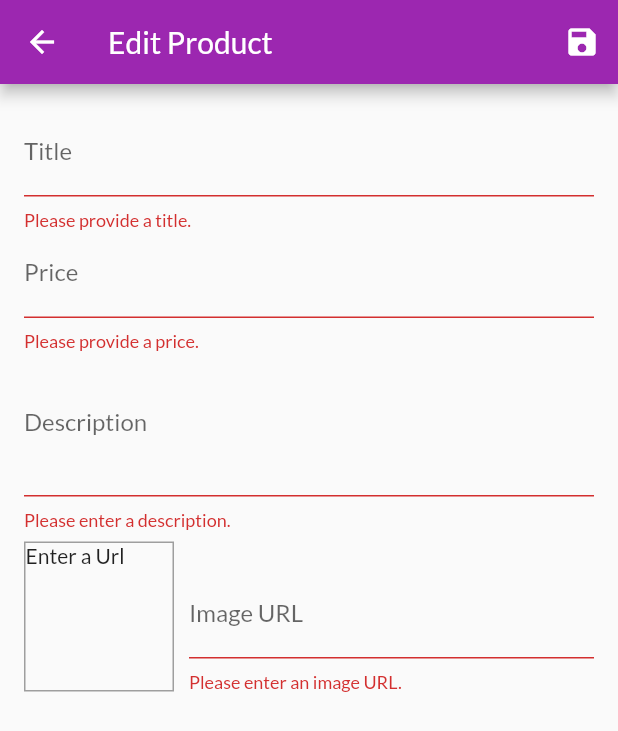
After one commit to Strevino2/shop-app, a Flutter app: the EditProductScreen screen opened by its route, after a tap on the "save" icon, on a phone screen of 412 x 824 dp. The commit adds this screen. Shown: the top 731 px of the screen. Run offline on Flutter 3.47's test engine with Material 2 defaults, Android fonts, the phone set to English and light mode, and no system bars; network calls fail.

Commit message:
added database and server using firebase

```diff
--- a/lib/main.dart
+++ b/lib/main.dart
@@ -5,6 +5,8 @@ import './screens/cart_screen.dart';
 import './screens/products_overview_screen.dart';
 import './screens/product_detail_screen.dart';
 import './screens/orders_screen.dart';
+import './screens/user_products_screen.dart';
+import './screens/edit_product_screen.dart';
 import './providers/products.dart';
 import './providers/cart.dart';
 import './providers/orders.dart';
@@ -31,6 +33,7 @@ class MyApp extends StatelessWidget {
         theme: ThemeData(
           appBarTheme: AppBarTheme(color: Colors.purple),
           primarySwatch: Colors.purple,
+          primaryColor: Colors.purple,
           colorScheme:
               ColorScheme.fromSwatch().copyWith(secondary: Colors.deepOrange),
           fontFamily: 'Lato',
@@ -40,6 +43,8 @@ class MyApp extends StatelessWidget {
           ProductDetailScreen.routeName: (ctx) => ProductDetailScreen(),
           CartScreen.routeName: (ctx) => CartScreen(),
           OrdersScreen.routeName: (ctx) => OrdersScreen(),
+          UserProductsScreen.routeName: (ctx) => UserProductsScreen(),
+          EditProductScreen.routeName: (ctx) => EditProductScreen(),
         },
       ),
     );
--- /dev/null
+++ b/lib/models/http_exception.dart
@@ -0,0 +1,11 @@
+class HttpException implements Exception {
+  final String message;
+
+  HttpException(this.message);
+
+  @override
+  String toString() {
+    return message;
+    // return super.toString(); // Instance of HttpException
+  }
+}
--- a/lib/providers/products.dart
+++ b/lib/providers/products.dart
@@ -1,42 +1,46 @@
+import 'dart:convert';
+
 import 'package:flutter/cupertino.dart';
 import 'package:flutter/material.dart';
+import 'package:http/http.dart' as http;
 
 import './product.dart';
+import '../models/http_exception.dart';
 
 class Products with ChangeNotifier {
   List<Product> _items = [
-    Product(
-      id: 'p1',
-      title: 'Red Shirt',
-      description: 'A red shirt - it is pretty red!',
-      price: 29.99,
-      imageUrl:
-          'https://cdn.pixabay.com/photo/2016/10/02/22/17/red-t-shirt-1710578_1280.jpg',
-    ),
-    Product(
-      id: 'p2',
-      title: 'Trousers',
-      description: 'A nice pair of trousers.',
-      price: 59.99,
-      imageUrl:
-          'https://upload.wikimedia.org/wikipedia/commons/thumb/e/e8/Trousers%2C_dress_%28AM_1960.022-8%29.jpg/512px-Trousers%2C_dress_%28AM_1960.022-8%29.jpg',
-    ),
-    Product(
-      id: 'p3',
-      title: 'Yellow Scarf',
-      description: 'Warm and cozy - exactly what you need for the winter.',
-      price: 19.99,
-      imageUrl:
-          'https://live.staticflickr.com/4043/4438260868_cc79b3369d_z.jpg',
-    ),
-    Product(
-      id: 'p4',
-      title: 'A Pan',
-      description: 'Prepare any meal you want.',
-      price: 49.99,
-      imageUrl:
-          'https://upload.wikimedia.org/wikipedia/commons/thumb/1/14/Cast-Iron-Pan.jpg/1024px-Cast-Iron-Pan.jpg',
-    ),
+    // Product(
+    //   id: 'p1',
+    //   title: 'Red Shirt',
+    //   description: 'A red shirt - it is pretty red!',
+    //   price: 29.99,
+    //   imageUrl:
+    //       'https://cdn.pixabay.com/photo/2016/10/02/22/17/red-t-shirt-1710578_1280.jpg',
+    // ),
+    // Product(
+    //   id: 'p2',
+    //   title: 'Trousers',
+    //   description: 'A nice pair of trousers.',
+    //   price: 59.99,
+    //   imageUrl:
+    //       'https://upload.wikimedia.org/wikipedia/commons/thumb/e/e8/Trousers%2C_dress_%28AM_1960.022-8%29.jpg/512px-Trousers%2C_dress_%28AM_1960.022-8%29.jpg',
+    // ),
+    // Product(
+    //   id: 'p3',
+    //   title: 'Yellow Scarf',
+    //   description: 'Warm and cozy - exactly what you need for the winter.',
+    //   price: 19.99,
+    //   imageUrl:
+    //       'https://live.staticflickr.com/4043/4438260868_cc79b3369d_z.jpg',
+    // ),
+    // Product(
+    //   id: 'p4',
+    //   title: 'A Pan',
+    //   description: 'Prepare any meal you want.',
+    //   price: 49.99,
+    //   imageUrl:
+    //       'https://upload.wikimedia.org/wikipedia/commons/thumb/1/14/Cast-Iron-Pan.jpg/1024px-Cast-Iron-Pan.jpg',
+    // ),
   ];
   // var _showFavoritesOnly = false;
 
@@ -64,8 +68,91 @@ class Products with ChangeNotifier {
   //   _showFavoritesOnly = false;
   //   notifyListeners();
   // }
+  Future<void> fetchAndSetProducts() async {
+    final url = Uri.https(
+        'flutter-update-326e9-default-rtdb.firebaseio.com', '/products.json');
+    try {
+      final response = await http.get(url);
+      final extractedData = json.decode(response.body) as Map<String, dynamic>;
+      final List<Product> loadedProducts = [];
+      extractedData.forEach((prodId, prodData) {
+        loadedProducts.add(Product(
+          id: prodId,
+          title: prodData['title'],
+          description: prodData['description'],
+          price: prodData['price'],
+          imageUrl: prodData['imageUrl'],
+          isFavorite: prodData['isFavorite'],
+        ));
+      });
+      _items = loadedProducts;
+      notifyListeners();
+    } catch (error) {
+      throw (error);
+    }
+  }
 
-  void addProduct() {
+  Future<void> addProduct(Product product) async {
+    final url = Uri.https(
+        'flutter-update-326e9-default-rtdb.firebaseio.com', '/products.json');
+    try {
+      final res = await http.post(
+        url,
+        body: json.encode({
+          'title': product.title,
+          'description': product.description,
+          'imageUrl': product.imageUrl,
+          'price': product.price,
+          'isFavorite': product.isFavorite,
+        }),
+      );
+      final newProduct = Product(
+        title: product.title,
+        description: product.description,
+        price: product.price,
+        imageUrl: product.imageUrl,
+        id: json.decode(res.body)['name'],
+      );
+      _items.add(newProduct);
+      notifyListeners();
+    } catch (error) {
+      print(error);
+      throw error;
+    }
+  }
+
+  void updateProduct(String id, Product newProduct) async {
+    final prodIndex = _items.indexWhere((prod) => prod.id == id);
+    if (prodIndex >= 0) {
+      final url = Uri.https('flutter-update-326e9-default-rtdb.firebaseio.com',
+          '/products/$id.json');
+      await http.patch(url,
+          body: json.encode({
+            'title': newProduct.title,
+            'description': newProduct.description,
+            'imageUrl': newProduct.imageUrl,
+            'price': newProduct.price,
+          }));
+      _items[prodIndex] = newProduct;
+      notifyListeners();
+    } else {
+      print('...');
+    }
+  }
+
+  Future<void> deleteProduct(String id) async {
+    final url = Uri.https('flutter-update-326e9-default-rtdb.firebaseio.com',
+        '/products/$id.json');
+    final existingProductIndex = _items.indexWhere((prod) => prod.id == id);
+    var existingProduct = _items[existingProductIndex];
+    _items.removeAt(existingProductIndex);
     notifyListeners();
+    final response = await http.delete(url);
+    if (response.statusCode >= 400) {
+      _items.insert(existingProductIndex, existingProduct);
+      notifyListeners();
+      throw HttpException('Could not delete product.');
+    }
+    existingProduct = null;
   }
-}
+}s
--- /dev/null
+++ b/lib/screens/edit_product_screen.dart
@@ -0,0 +1,309 @@
+import 'package:flutter/material.dart';
+import 'package:provider/provider.dart';
+
+import '../providers/product.dart';
+import '../providers/products.dart';
+
+class EditProductScreen extends StatefulWidget {
+  static const routeName = '/edit-product';
+
+  @override
+  State<EditProductScreen> createState() => _EditProductScreenState();
+}
+
+class _EditProductScreenState extends State<EditProductScreen> {
+  final _imageUrlController = TextEditingController();
+  final _imageUrlFocusNode = FocusNode();
+  final _form = GlobalKey<FormState>();
+  var _editedProduct = Product(
+    id: null,
+    title: '',
+    description: '',
+    price: 0,
+    imageUrl: '',
+  );
+
+  var _initValues = {
+    'title': '',
+    'description': '',
+    'price': '',
+    'imageUrl': '',
+  };
+
+  var _isInit = true;
+  var _isLoading = false;
+
+  @override
+  void initState() {
+    _imageUrlFocusNode.addListener(_updateImageUrl);
+    super.initState();
+  }
+
+  @override
+  void didChangeDependencies() {
+    if (_isInit) {
+      final productId = ModalRoute.of(context).settings.arguments as String;
+      if (productId != null) {
+        _editedProduct =
+            Provider.of<Products>(context, listen: false).findById(productId);
+        _initValues = {
+          "title": _editedProduct.title,
+          "description": _editedProduct.description,
+          "price": _editedProduct.price.toString(),
+          // "imageUrl": _editedProduct.imageUrl,
+          'imageUrl': '',
+        };
+        _imageUrlController.text = _editedProduct.imageUrl;
+      }
+    }
+    _isInit = false;
+    super.didChangeDependencies();
+  }
+
+  @override
+  void dispose() {
+    _imageUrlFocusNode.removeListener(_updateImageUrl);
+    _imageUrlController.dispose();
+    _imageUrlFocusNode.dispose();
+    super.dispose();
+  }
+
+  void _updateImageUrl() {
+    if (!_imageUrlFocusNode.hasFocus) {
+      if ((!_imageUrlController.text.startsWith('http') &&
+              !_imageUrlController.text.startsWith('https')) ||
+          (!_imageUrlController.text.endsWith('.png') &&
+              !_imageUrlController.text.endsWith('.jpg') &&
+              !_imageUrlController.text.endsWith('.jpeg'))) {
+        return;
+      }
+      setState(() {});
+    }
+  }
+
+  Future<void> _saveForm() async {
+    final isValid = _form.currentState.validate();
+    if (!isValid) {
+      return;
+    }
+    _form.currentState.save();
+    setState(() {
+      _isLoading = true;
+    });
+    if (_editedProduct.id != null) {
+      await Provider.of<Products>(context, listen: false)
+          .updateProduct(_editedProduct.id, _editedProduct);
+      // // setState(() {
+      // //   _isLoading = false;
+      // // });
+      // Navigator.of(context).pop();
+    } else {
+      try {
+        await Provider.of<Products>(context, listen: false)
+            .addProduct(_editedProduct);
+      } catch (error) {
+        await showDialog<Null>(
+          context: context,
+          builder: (ctx) => AlertDialog(
+            title: Text('An error occured!'),
+            content: Text('Something went wrong!'),
+            actions: [
+              TextButton(
+                onPressed: () {
+                  Navigator.of(ctx).pop();
+                },
+                child: Text('Okay'),
+              )
+            ],
+          ),
+        );
+      }
+      // finally {
+      //   setState(() {
+      //     _isLoading = false;
+      //   });
+      //   Navigator.of(context).pop();
+      // }
+    }
+    setState(() {
+      _isLoading = false;
+    });
+    Navigator.of(context).pop();
+  }
+
+  @override
+  Widget build(BuildContext context) {
+    return Scaffold(
+      appBar: AppBar(
+        title: Text('Edit Product'),
+        actions: [IconButton(onPressed: _saveForm, icon: Icon(Icons.save))],
+      ),
+      body: _isLoading
+          ? Center(
+              child: CircularProgressIndicator(),
+            )
+          : Padding(
+              padding: const EdgeInsets.all(16.0),
+              child: Form(
+                key: _form,
+                child: SingleChildScrollView(
+                  child: Column(
+                    children: [
+                      TextFormField(
+                        initialValue: _initValues['title'],
+                        decoration: InputDecoration(labelText: 'Title'),
+                        textInputAction: TextInputAction.next,
+                        validator: (value) {
+                          if (value.isEmpty) {
+                            return 'Please provide a title.';
+                          }
+                          return null;
+                        },
+                        onSaved: (value) {
+                          _editedProduct = Product(
+                              title: value,
+                              description: _editedProduct.description,
+                              price: _editedProduct.price,
+                              imageUrl: _editedProduct.imageUrl,
+                              id: _editedProduct.id,
+                              isFavorite: _editedProduct.isFavorite);
+                        },
+                      ),
+                      TextFormField(
+                        initialValue: _initValues['price'],
+                        decoration: InputDecoration(labelText: 'Price'),
+                        textInputAction: TextInputAction.next,
+                        keyboardType: TextInputType.number,
+                        validator: (value) {
+                          if (value.isEmpty) {
+                            return 'Please provide a price.';
+                          }
+                          if (double.tryParse(value) == null) {
+                            return 'Please enter a valid number.';
+                          }
+                          if (double.parse(value) <= 0) {
+                            return 'Please enter a number greater than zero.';
+                          }
+                          return null;
+                        },
+                        onSaved: (value) {
+                          _editedProduct = Product(
+                              title: _editedProduct.title,
+                              description: _editedProduct.description,
+                              price: double.parse(value),
+                              imageUrl: _editedProduct.imageUrl,
+                              id: _editedProduct.id,
+                              isFavorite: _editedProduct.isFavorite);
+                        },
+                      ),
+                      TextFormField(
+                        initialValue: _initValues['description'],
+                        decoration: InputDecoration(labelText: 'Description'),
+                        maxLines: 3,
+                        keyboardType: TextInputType.multiline,
+                        validator: (value) {
+                          if (value.isEmpty) {
+                            return 'Please enter a description.';
+                          }
+                          if (value.length < 10) {
+                            return 'Should be at least 10 characters long.';
+                          }
+                          return null;
+                        },
+                        onSaved: (value) {
+                          _editedProduct = Product(
+                              title: _editedProduct.title,
+                              description: value,
+                              price: _editedProduct.price,
+                              imageUrl: _editedProduct.imageUrl,
+                              id: _editedProduct.id,
+                              isFavorite: _editedProduct.isFavorite);
+                        },
+                      ),
+                      Row(
+                        crossAxisAlignment: CrossAxisAlignment.end,
+                        children: [
+                          Container(
+                            width: 100,
+                            height: 100,
+                            margin: EdgeInsets.only(
+                              top: 8,
+                              right: 10,
+                            ),
+                            decoration: BoxDecoration(
+                              border: Border.all(
+                                width: 1,
+                                color: Colors.grey,
+                              ),
+                            ),
+                            child: _imageUrlController.text.isEmpty
+                                ? Text('Enter a Url')
+                                : FittedBox(
+                                    child: Image.network(
+                                      _imageUrlController.text,
+                                      fit: BoxFit.cover,
+                                    ),
+                                  ),
+                          ),
+                          Expanded(
+                            child: TextFormField(
+                              decoration:
+                                  InputDecoration(labelText: 'Image URL'),
+                              keyboardType: TextInputType.url,
+                              textInputAction: TextInputAction.done,
+                              controller: _imageUrlController,
+                              focusNode: _imageUrlFocusNode,
+                              validator: (value) {
+                                if (value.isEmpty) {
+                                  return 'Please enter an image URL.';
+                                }
+                                if (!value.startsWith('http') ||
+                                    !value.startsWith('https')) {
+                                  return 'Please enter a valid URL.';
+                                }
+                                if (!value.endsWith('.png') &&
+                                    !value.endsWith('.jpg') &&
+                                    !value.endsWith('.jpeg')) {
+                                  return 'Please enter a valid URL.';
+                                }
+                                return null;
+                              },
+                              onSaved: (value) {
+                                _editedProduct = Product(
+                                    title: _editedProduct.title,
+                                    description: _editedProduct.description,
+                                    price: _editedProduct.price,
+                                    imageUrl: value,
+                                    id: _editedProduct.id,
+                                    isFavorite: _editedProduct.isFavorite);
+                              },
+                              onFieldSubmitted: (_) {
+                                _saveForm();
+                              },
+                              onEditingComplete: () {
+                                setState(() {});
+                              },
+                            ),
+                          ),
+                        ],
+                      ),
+                    ],
+                  ),
+                ),
+              ),
+            ),
+    );
+  }
+}
+
+
+
+// Expanded(
+//   child: TextFormField(
+//     decoration: InputDecoration(labelText: 'Image URL'),
+//     keyboardType: TextInputType.url,
+//     textInputAction: TextInputAction.done,
+//     controller: _imageUrlController,
+
+//   )
+// ),
--- a/lib/widgets/app_drawer.dart
+++ b/lib/widgets/app_drawer.dart
@@ -1,6 +1,7 @@
 import 'package:flutter/material.dart';
 
 import '../screens/orders_screen.dart';
+import '../screens/user_products_screen.dart';
 
 class AppDrawer extends StatelessWidget {
   @override
@@ -29,6 +30,15 @@ class AppDrawer extends StatelessWidget {
                   .pushReplacementNamed(OrdersScreen.routeName);
             },
           ),
+          Divider(),
+          ListTile(
+            leading: Icon(Icons.edit),
+            title: Text('Manage Products'),
+            onTap: () {
+              Navigator.of(context)
+                  .pushReplacementNamed(UserProductsScreen.routeName);
+            },
+          ),
         ],
       ),
     );
--- a/pubspec.yaml
+++ b/pubspec.yaml
@@ -25,6 +25,7 @@ dependencies:
     sdk: flutter
   provider: ^6.0.4
   intl: ^0.17.0
+  http: ^0.13.5
 
   # The following adds the Cupertino Icons font to your application.
   # Use with the CupertinoIcons class for iOS style icons.
```
Also changed, not shown: lib/screens/products_overview_screen.dart (+31 -1 lines), lib/screens/user_products_screen.dart (added, +53 -0 lines), lib/widgets/user_product_item.dart (added, +60 -0 lines), pubspec.lock.
